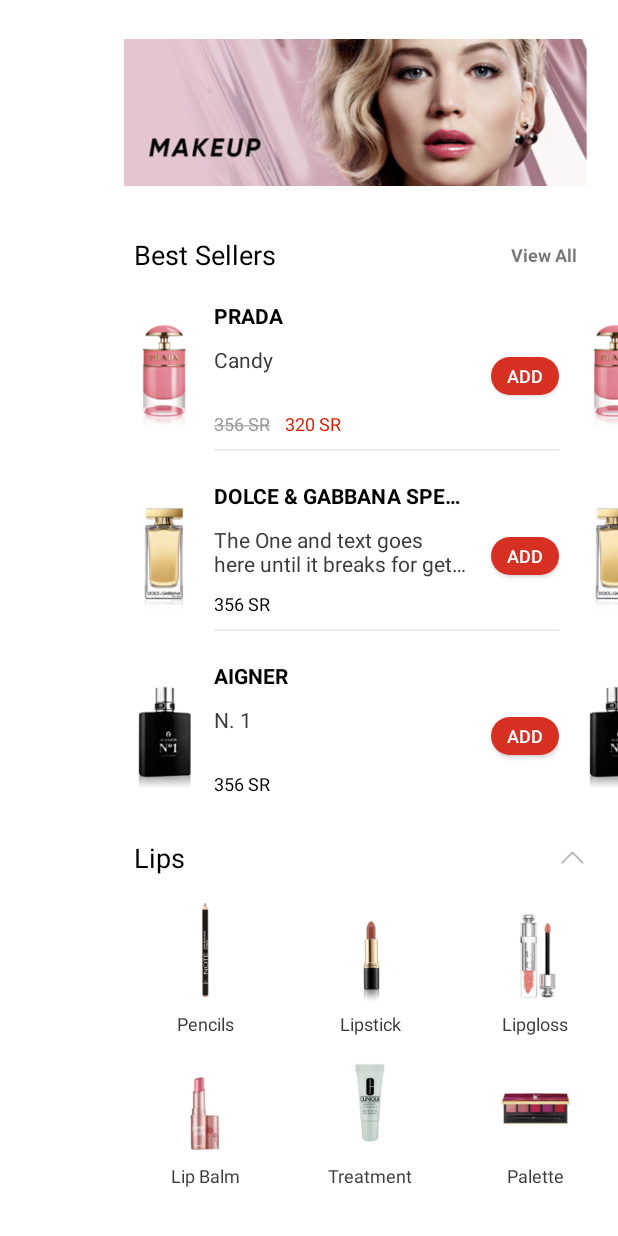
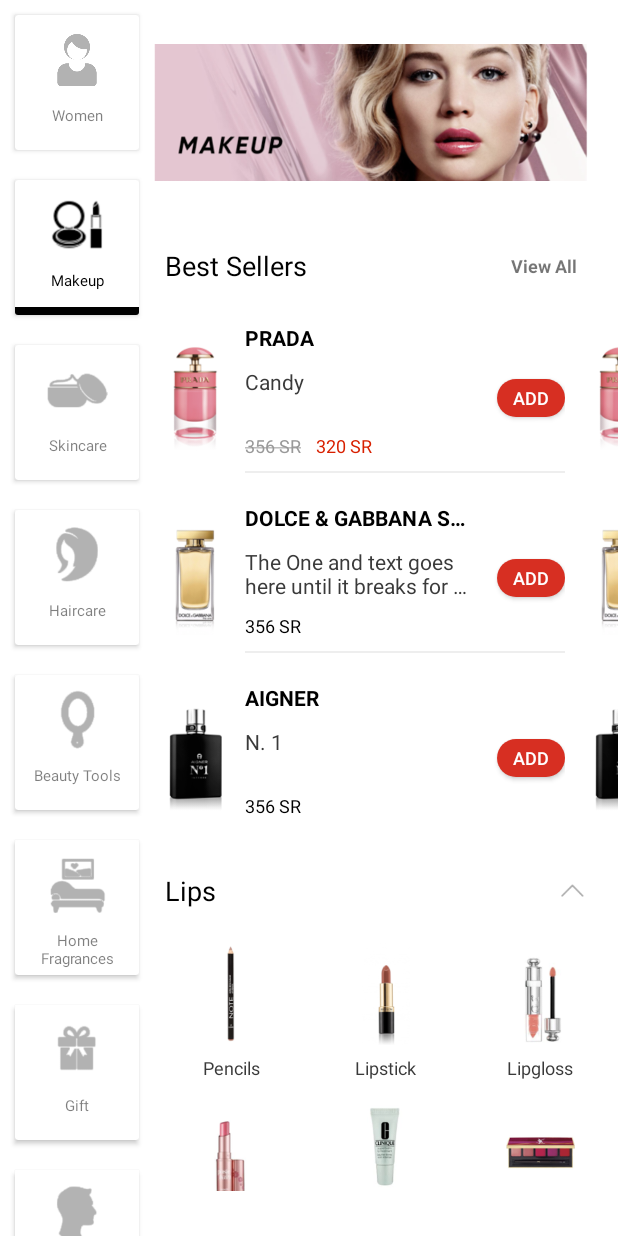
Before and after one commit to MuhammedRefaat/GoldenScent, an Android app: the screen it shows after launch (MainActivity), on a phone screen of 412 x 824 dp. Run offline under Robolectric (Android 15) with nearby library versions, the phone set to English and light mode, and no system bars; our stand-ins replace ButterKnife.

Commit message:
categories listing (ALL Done)

```diff
--- a/GoldenScent/app/src/main/java/com/imagine/goldenscent/adapters/ExpandableListAdapter.java
+++ b/GoldenScent/app/src/main/java/com/imagine/goldenscent/adapters/ExpandableListAdapter.java
@@ -89,7 +89,7 @@
         // first, defining the column of products
         LinearLayout column = new LinearLayout(context);
         column.setLayoutParams(new LinearLayout.LayoutParams
-                ((int) (getScreenWidth() * 0.73), LinearLayout.LayoutParams.WRAP_CONTENT));
+                ((int) (getScreenWidth() * 0.69), LinearLayout.LayoutParams.WRAP_CONTENT));
         column.setGravity(Gravity.CENTER);
         column.setOrientation(LinearLayout.VERTICAL);
         // now, adding the products to the column
--- a/GoldenScent/app/src/main/java/com/imagine/goldenscent/models/PrepareCategoriesListData.java
+++ b/GoldenScent/app/src/main/java/com/imagine/goldenscent/models/CategoriesListData.java
@@ -8,17 +8,14 @@
 import java.util.Arrays;
 import java.util.List;
 
-public class PrepareCategoriesListData {
+public class CategoriesListData {
 
     public static List<String> categories;
     public static ArrayList<Integer> catImagesResourcesIds;
 
-    private static Context context;
+    public static void prepareData(Context context) {
 
-    public static void prepareData(Context activityContext) {
-
-        context = activityContext;
-
+        catImagesResourcesIds = new ArrayList<>();
         // getting the categories array
         String[] categoriesArray = context.getResources().getStringArray(R.array.categories);
         categories = Arrays.asList(categoriesArray);
--- a/GoldenScent/app/src/main/java/com/imagine/goldenscent/models/PrepareProductsListData.java
+++ b/GoldenScent/app/src/main/java/com/imagine/goldenscent/models/ProductsListData.java
@@ -9,18 +9,14 @@
 import java.util.HashMap;
 import java.util.List;
 
-public class PrepareProductsListData {
+public class ProductsListData {
 
     private static String CHILDREN_ARRAY_NAME = "childrenOfHeader_";
 
     public static ArrayList<String> headers;
     public static HashMap<String, List<String>> children;
 
-    private static Context context;
-
-    public static void prepareData(Context activityContext) {
-
-        context = activityContext;
+    public static void prepareData(Context context) {
 
         headers = new ArrayList<>();
         children = new HashMap<>();
--- a/GoldenScent/app/src/main/java/com/imagine/goldenscent/views/MainActivity.java
+++ b/GoldenScent/app/src/main/java/com/imagine/goldenscent/views/MainActivity.java
@@ -3,18 +3,24 @@
 import android.content.Context;
 import android.support.v7.app.AppCompatActivity;
 import android.os.Bundle;
+import android.support.v7.widget.CardView;
+import android.util.TypedValue;
 import android.view.LayoutInflater;
 import android.view.View;
 import android.widget.ExpandableListView;
 import android.widget.ImageView;
 import android.widget.LinearLayout;
+import android.widget.RelativeLayout;
+import android.widget.TextView;
 
 import com.imagine.goldenscent.adapters.ExpandableListAdapter;
-import com.imagine.goldenscent.models.PrepareCategoriesListData;
-import com.imagine.goldenscent.models.PrepareProductsListData;
+import com.imagine.goldenscent.models.CategoriesListData;
+import com.imagine.goldenscent.models.ProductsListData;
 import com.imagine.goldenscent.R;
 
+import java.util.ArrayList;
 import java.util.HashMap;
+import java.util.List;
 import java.util.Map;
 
 import butterknife.BindView;
@@ -39,25 +45,28 @@
         // views declaration
         ButterKnife.bind(this);
 
+        /*** for categories list ***/
+
         // prepare the data to be displayed for the categories list
-        PrepareCategoriesListData.prepareData(MainActivity.this);
+        CategoriesListData.prepareData(MainActivity.this);
 
         // handling the categories retrieve, set and display
         displayCategories();
 
+        /*** for products list ***/
+
         // prepare data to be displayed for the products listView
-        PrepareProductsListData.prepareData(MainActivity.this);
+        ProductsListData.prepareData(MainActivity.this);
 
         // initiating the adapter with the data retrieved
         productsListAdapter = new ExpandableListAdapter(this,
-                PrepareProductsListData.headers, PrepareProductsListData.children);
+                ProductsListData.headers, ProductsListData.children);
 
         // assigning the adapter to the view
         productsListView.setAdapter(productsListAdapter);
 
-        // removing the list default indicator adn children separators
+        // removing the list default indicator
         productsListView.setGroupIndicator(null);
-        productsListView.setChildDivider(getResources().getDrawable(R.color.colorTransparent));
 
         // set the Listeners for the ListView
         productsListView.setOnGroupExpandListener(onGroupExpand);
@@ -68,11 +77,75 @@
         productsListView.expandGroup(1);
     }
 
+    /**
+     * This method is responsible for handling categories regarding getting, displaying, handling click events
+     */
     private void displayCategories() {
-        View view;
+        // define the inflater
         LayoutInflater inflater = (LayoutInflater) this
                 .getSystemService(Context.LAYOUT_INFLATER_SERVICE);
-        view = inflater.inflate(R.layout.single_category_selection, null);
+        // declare the required views
+        View view;
+        ImageView catImage;
+        TextView catName;
+        List<String> categories = CategoriesListData.categories;
+        ArrayList<Integer> catImagesResourcesIds = CategoriesListData.catImagesResourcesIds;
+        // adjust the view layout params
+        int viewHeight = (int) TypedValue.applyDimension(
+                TypedValue.COMPLEX_UNIT_DIP, 90, getResources().getDisplayMetrics());
+        LinearLayout.LayoutParams lp = new LinearLayout.LayoutParams
+                (LinearLayout.LayoutParams.MATCH_PARENT, viewHeight);
+        lp.setMargins(15, 15, 15, 15);
+        // adding the views
+        for (int i = 0; i < categories.size(); i++) {
+            view = inflater.inflate(R.layout.single_category_selection, null);
+            view.setLayoutParams(lp);
+            // declare the fields
+            catImage = view.findViewById(R.id.cat_image);
+            catName = view.findViewById(R.id.cat_name);
+            // set the values
+            catName.setText(categories.get(i));
+            catImage.setImageResource(catImagesResourcesIds.get(i));
+            // adding the view to the list
+            mainCategoriesList.addView(view);
+            // set the view click listener
+            view.setTag(Integer.toString(i));
+            view.setOnClickListener(new View.OnClickListener() {
+                @Override
+                public void onClick(View v) {
+                    selectCategory(Integer.parseInt(v.getTag().toString().trim()));
+                }
+            });
+        }
+        // now to select the default category
+        selectCategory(1);
+    }
+
+    /**
+     * To set selection criteria for the selected category
+     *
+     * @param index the index of the selected category
+     */
+    private void selectCategory(int index) {
+        RelativeLayout singleCategory;
+        ImageView catImage;
+        TextView catName;
+        View footer;
+        for (int i = 0; i < mainCategoriesList.getChildCount(); i++) {
+            singleCategory = (RelativeLayout) ((CardView) mainCategoriesList.getChildAt(i)).getChildAt(0);
+            catImage = singleCategory.findViewById(R.id.cat_image);
+            catName = singleCategory.findViewById(R.id.cat_name);
+            footer = singleCategory.findViewById(R.id.footer);
+            if (i == index) {
+                catImage.setAlpha(1.0f);
+                catName.setAlpha(1.0f);
+                footer.setVisibility(View.VISIBLE);
+            } else {
+                catImage.setAlpha(0.3f);
+                catName.setAlpha(0.5f);
+                footer.setVisibility(View.GONE);
+            }
+        }
     }
 
     /**
--- /dev/null
+++ b/GoldenScent/app/src/main/res/drawable/divider.xml
@@ -0,0 +1,5 @@
+<?xml version="1.0" encoding="utf-8"?>
+<shape xmlns:android="http://schemas.android.com/apk/res/android">
+    <size android:height="1dip" />
+    <solid android:color="@color/colorGroupsSeparatorBg" />
+</shape>
--- a/GoldenScent/app/src/main/res/layout/activity_main.xml
+++ b/GoldenScent/app/src/main/res/layout/activity_main.xml
@@ -10,7 +10,8 @@
     <ScrollView
         android:layout_width="0dp"
         android:layout_height="wrap_content"
-        android:layout_weight="0.2">
+        android:layout_weight="0.25"
+        android:scrollbars="none">
 
         <LinearLayout
             android:id="@+id/main_categories_list"
@@ -25,7 +26,7 @@
         android:id="@+id/products_list"
         android:layout_width="0dp"
         android:layout_height="wrap_content"
-        android:layout_weight="0.8"
+        android:layout_weight="0.75"
         android:orientation="vertical">
 
         <ImageView
@@ -40,7 +41,9 @@
             android:id="@+id/productsListView"
             android:layout_width="match_parent"
             android:layout_height="wrap_content"
+            android:childDivider="@color/colorTransparent"
             android:choiceMode="multipleChoice"
+            android:divider="@drawable/divider"
             android:paddingBottom="30dp"
             android:scrollbars="none" />
 
--- a/GoldenScent/app/src/main/res/layout/single_category_product_group_listing.xml
+++ b/GoldenScent/app/src/main/res/layout/single_category_product_group_listing.xml
@@ -3,7 +3,6 @@
     android:layout_width="match_parent"
     android:layout_height="wrap_content"
     android:background="@android:color/white"
-    android:orientation="vertical"
     android:padding="7dp">
 
     <TextView
@@ -11,8 +10,9 @@
         android:layout_width="wrap_content"
         android:layout_height="wrap_content"
         android:layout_alignParentStart="true"
-        android:layout_alignParentLeft="true"
         android:layout_centerVertical="true"
+        android:paddingTop="7dp"
+        android:paddingBottom="7dp"
         android:textColor="@android:color/black"
         android:textSize="18sp" />
 
--- a/GoldenScent/app/src/main/res/layout/single_category_selection.xml
+++ b/GoldenScent/app/src/main/res/layout/single_category_selection.xml
@@ -2,8 +2,14 @@
 <android.support.v7.widget.CardView xmlns:android="http://schemas.android.com/apk/res/android"
     android:layout_width="match_parent"
     android:layout_height="100dp"
-    android:elevation="2dp"
-    android:orientation="vertical">
+    android:layout_margin="10dp"
+    android:background="@android:color/white"
+    android:clipToPadding="false"
+    android:elevation="5dp"
+    android:orientation="vertical"
+    android:paddingStart="10dp"
+    android:paddingTop="10dp"
+    android:paddingEnd="10dp">
 
     <RelativeLayout
         android:layout_width="match_parent"
@@ -13,7 +19,9 @@
         <ImageView
             android:id="@+id/cat_image"
             android:layout_width="match_parent"
-            android:layout_height="60dp"
+            android:layout_height="40dp"
+            android:layout_marginTop="10dp"
+            android:layout_marginBottom="10dp"
             android:background="@android:color/transparent"
             android:scaleType="fitCenter" />
 
@@ -23,11 +31,12 @@
             android:layout_height="wrap_content"
             android:layout_below="@+id/cat_image"
             android:background="@android:color/transparent"
-            android:gravity="center"
+            android:gravity="top|center_horizontal"
             android:maxLines="2"
             android:paddingStart="10dp"
             android:paddingEnd="10dp"
-            android:textColor="@android:color/black" />
+            android:textColor="@android:color/black"
+            android:textSize="10sp" />
 
         <View
             android:id="@+id/footer"
--- a/GoldenScent/app/src/main/res/values/arrays.xml
+++ b/GoldenScent/app/src/main/res/values/arrays.xml
@@ -28,7 +28,14 @@
     </string-array>
 
     <string-array name="categories">
-        <item>@string/aigner</item>
+        <item>@string/cat0</item>
+        <item>@string/cat1</item>
+        <item>@string/cat2</item>
+        <item>@string/cat3</item>
+        <item>@string/cat4</item>
+        <item>@string/cat5</item>
+        <item>@string/cat6</item>
+        <item>@string/cat7</item>
     </string-array>
 
 </resources>
--- a/GoldenScent/app/src/main/res/values/colors.xml
+++ b/GoldenScent/app/src/main/res/values/colors.xml
@@ -10,4 +10,5 @@
     <color name="colorRedButton">#D72f22</color>
     <color name="colorTransparent">#00000000</color>
     <color name="colorButtonBg">#FAFAFA</color>
+    <color name="colorGroupsSeparatorBg">#F1F1F1</color>
 </resources>
--- a/GoldenScent/app/src/main/res/values/strings.xml
+++ b/GoldenScent/app/src/main/res/values/strings.xml
@@ -27,7 +27,7 @@
     <string name="cat2">Skincare</string>
     <string name="cat3">Haircare</string>
     <string name="cat4">Beauty Tools</string>
-    <string name="cat5">Hole Fragrances</string>
+    <string name="cat5">Home Fragrances</string>
     <string name="cat6">Gift</string>
     <string name="cat7">Men</string>
 
```
